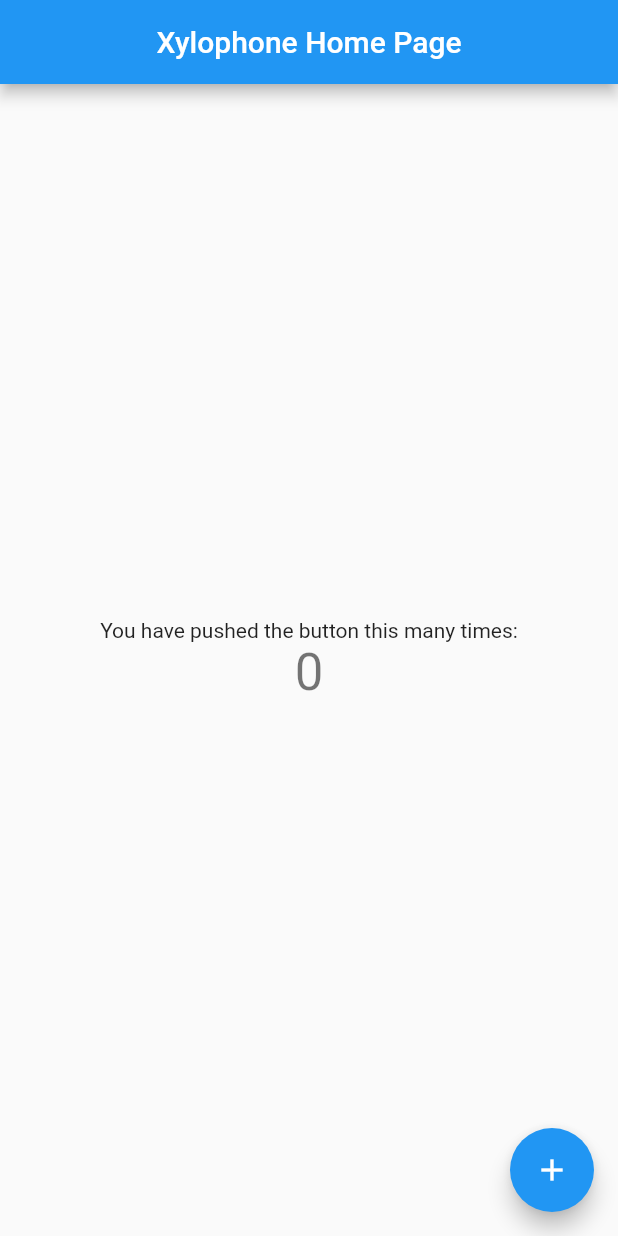
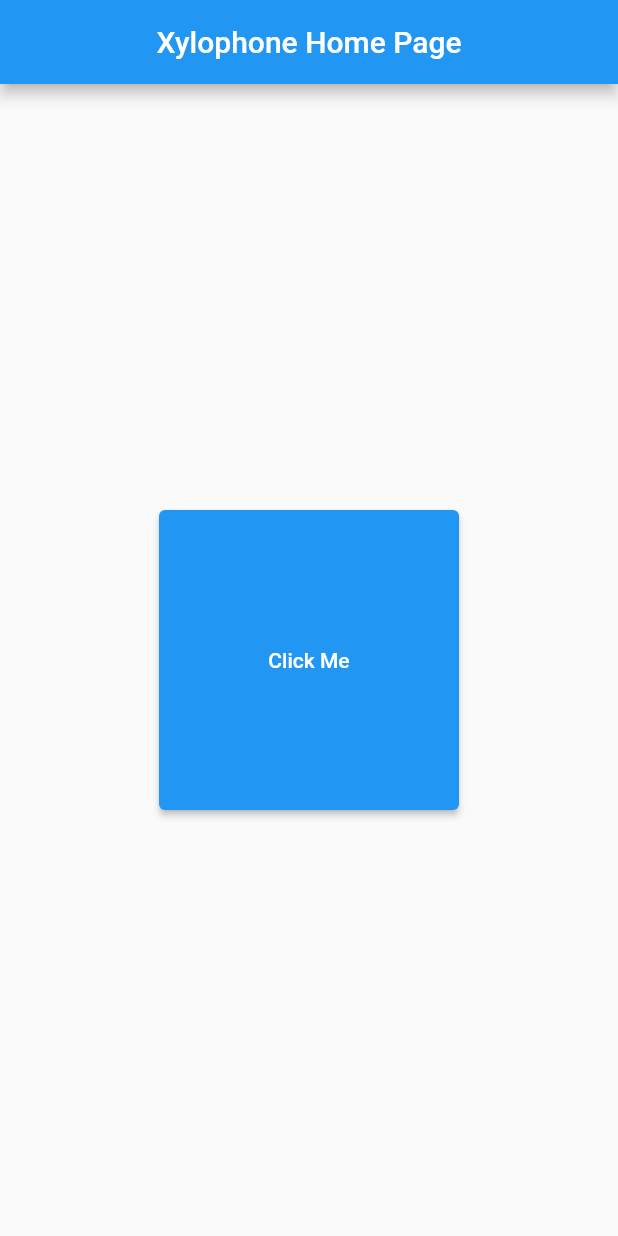
Before and after one commit to JAM5BOCsAdi/xylophone_finish, a Flutter app: the screen it shows after launch, on a phone screen of 412 x 824 dp. Run offline on Flutter 3.47's test engine with Material 2 defaults, Android fonts, the light colour scheme and no system bars; our stand-ins replace audioplayers.

Commit message:
Changes to fix problem

```diff
--- a/lib/home_page.dart
+++ b/lib/home_page.dart
@@ -1,3 +1,4 @@
+import 'package:audioplayers/audioplayers.dart';
 import 'package:flutter/material.dart';
 
 /* ------------------------------ STATELESS WIDGET ------------------------------ */
@@ -31,15 +32,16 @@ class MyHomePage extends StatefulWidget {
 
 class _MyHomePageState extends State<MyHomePage> {
   /* ---------------- VARIABLES ---------------- */
-  int _counter = 0;
+/*  int _counter = 0; */
   /* ---------------- FUNCTIONS ---------------- */
-  void _incrementCounter() {
+/*  void _incrementCounter() {
     setState(
       () {
         _counter++;
       },
     );
   }
+*/
 
   /* ---------------- LAYOUT ---------------- */
   @override
@@ -52,24 +54,21 @@ class _MyHomePageState extends State<MyHomePage> {
       ),
       body: SafeArea(
         child: Center(
-          child: Column(
-            mainAxisAlignment: MainAxisAlignment.center,
-            children: <Widget>[
-              const Text(
-                'You have pushed the button this many times:',
+          child: ElevatedButton(
+            style: ButtonStyle(
+              minimumSize: MaterialStateProperty.all(
+                const Size(200.0, 200.0),
               ),
-              Text(
-                '$_counter',
-                style: Theme.of(context).textTheme.headline4,
-              ),
-            ],
+            ),
+            onPressed: () async {
+              final player = AudioPlayer();
+              await player.play(
+                AssetSource("assets_note1.wav"),
+              ); // will immediately start playing
+            },
+            child: const Text('Click Me'),
           ),
         ),
-      ),
-      floatingActionButton: FloatingActionButton(
-        onPressed: _incrementCounter,
-        tooltip: 'Increment',
-        child: const Icon(Icons.add),
       ),
     );
   }
```
Also changed, not shown: pubspec.yaml (+9 -1 lines), pubspec.lock, 15 other files.
